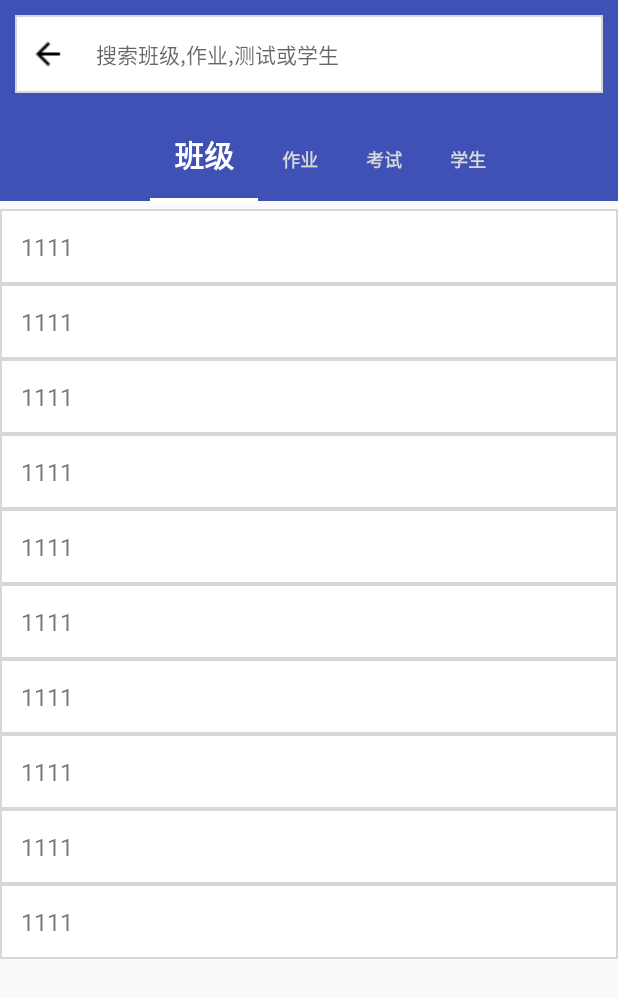
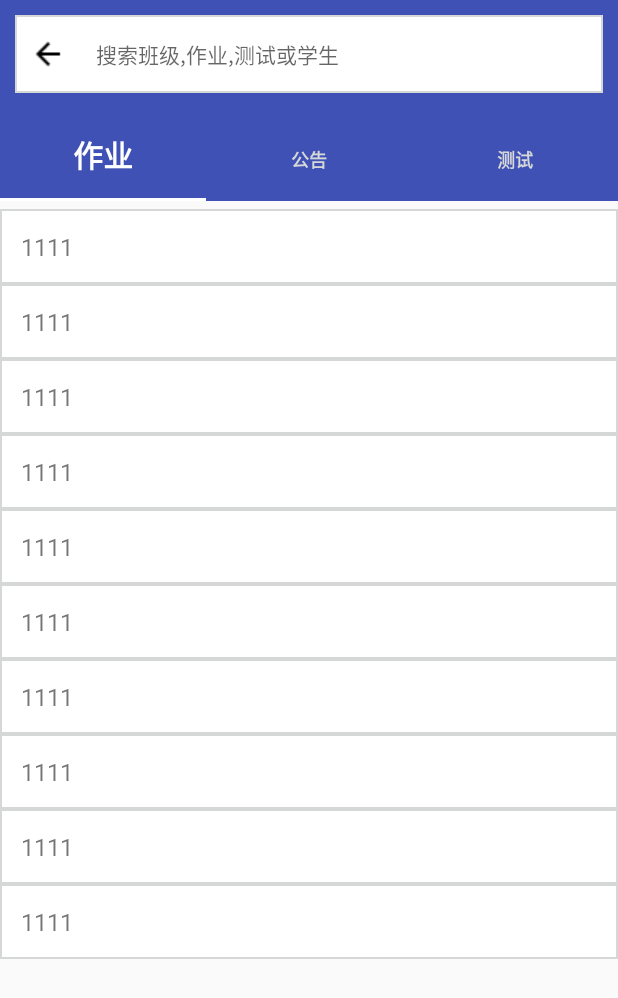
Before and after one commit to ghit700/kechengpai, an Android app: the MainActivity screen opened directly, with no data from a screen before it, after a tap on an icon or button, on a phone screen of 412 x 824 dp. Shown: the top 998 px of the screen. Run offline under Robolectric (Android 15) with nearby library versions, the phone set to English and light mode, and no system bars; our stand-ins replace CircleImageView; libraries missing offline, so code that uses them is left out: com.shamanland.fab; 5 statements that could not run were skipped.

```diff
--- a/Ketangpai/app/build.gradle
+++ b/Ketangpai/app/build.gradle
@@ -22,7 +22,6 @@ android {
 }
 
 dependencies {
-    compile fileTree(include: ['*.jar'], dir: 'libs')
     testCompile 'junit:junit:4.12'
     compile 'com.android.support:appcompat-v7:23.1.1'
     compile 'com.shamanland:fab:0.0.8'
@@ -30,5 +29,5 @@ dependencies {
     compile 'com.android.support:recyclerview-v7:23.1.1'
     compile 'de.hdodenhof:circleimageview:2.0.0'
     compile 'com.android.support:design:23.1.1'
-    compile 'com.jakewharton:butterknife:5.1.1'
+    compile 'com.android.support:support-v4:23.1.1'
 }
--- a/Ketangpai/app/src/main/AndroidManifest.xml
+++ b/Ketangpai/app/src/main/AndroidManifest.xml
@@ -1,6 +1,7 @@
 <?xml version="1.0" encoding="utf-8"?>
-<manifest package="com.ketangpai.nan.ketangpai"
-          xmlns:android="http://schemas.android.com/apk/res/android">
+<manifest
+    package="com.ketangpai.nan.ketangpai"
+    xmlns:android="http://schemas.android.com/apk/res/android">
 
     <uses-permission android:name="android.permission.INTERNET"></uses-permission>
     <uses-permission android:name="android.permission.ACCESS_NETWORK_STATE"></uses-permission>
--- a/Ketangpai/app/src/main/java/com/ketangpai/activity/MainActivity.java
+++ b/Ketangpai/app/src/main/java/com/ketangpai/activity/MainActivity.java
@@ -55,6 +55,8 @@ public class MainActivity extends DrawerBaseActivity implements View.OnClickList
     private MainFragment mMainFragment;
     //actionbar开关对象
     private ActionBarDrawerToggle mDrawerToggle;
+    //当前的fragment
+    private Fragment mCurrentFragment;
 
     @Override
     public void onCreate(Bundle savedInstanceState, PersistableBundle persistentState) {
@@ -83,6 +85,7 @@ public class MainActivity extends DrawerBaseActivity implements View.OnClickList
     protected void initVariables() {
         super.initVariables();
         mMainFragment = new MainFragment();
+        mCurrentFragment=new MainCourseFragment();
 
     }
 
@@ -120,13 +123,13 @@ public class MainActivity extends DrawerBaseActivity implements View.OnClickList
                 mDrawerContainer.closeDrawer(Gravity.LEFT);
                 mMainFragment.changeText(DrawerBaseActivity.COURSE);
                 selectNevigationText(DrawerBaseActivity.COURSE);
-                break;
+                return;
+
             case R.id.tv_main_drawerMessage:
                 mDrawerContainer.closeDrawer(Gravity.LEFT);
                 mMainFragment.changeText(DrawerBaseActivity.MESSAGE);
                 selectNevigationText(DrawerBaseActivity.MESSAGE);
-                break;
-
+                return;
             default:
                 break;
         }
@@ -136,9 +139,7 @@ public class MainActivity extends DrawerBaseActivity implements View.OnClickList
 
     @Override
     public void onItemClick(View view, int position) {
-
         super.onItemClick(view, position);
-        finish();
     }
 
     @Override
@@ -155,7 +156,9 @@ public class MainActivity extends DrawerBaseActivity implements View.OnClickList
 
         switch (item.getItemId()) {
             case R.id.search:
-                startActivity(new Intent(mContext, SearchActivity.class));
+                if(mCurrentFragment instanceof MainCourseFragment){
+                    startActivity(new Intent(mContext, SearchActivity.class));
+                }
                 break;
 
             case R.id.notify:
@@ -298,5 +301,7 @@ public class MainActivity extends DrawerBaseActivity implements View.OnClickList
     }
 
 
-
+    public void setmCurrentFragment(Fragment mCurrentFragment) {
+        this.mCurrentFragment = mCurrentFragment;
+    }
 }
--- a/Ketangpai/app/src/main/java/com/ketangpai/activity/SearchActivity.java
+++ b/Ketangpai/app/src/main/java/com/ketangpai/activity/SearchActivity.java
@@ -87,6 +87,5 @@ public class SearchActivity extends BaseActivity implements View.OnClickListener
                 return 0;
             }
         });
-        mTabs.setPadding(150, 0, 0, 0);
     }
 }
--- a/Ketangpai/app/src/main/java/com/ketangpai/fragment/AddHomeWorkFragment.java
+++ b/Ketangpai/app/src/main/java/com/ketangpai/fragment/AddHomeWorkFragment.java
@@ -4,6 +4,7 @@ import android.os.Bundle;
 import android.support.annotation.Nullable;
 import android.support.v7.widget.LinearLayoutManager;
 import android.support.v7.widget.RecyclerView;
+import android.util.Log;
 import android.view.LayoutInflater;
 import android.view.View;
 import android.view.ViewGroup;
@@ -18,8 +19,7 @@ import com.ketangpai.nan.ketangpai.R;
 import java.util.ArrayList;
 import java.util.List;
 
-import butterknife.ButterKnife;
-import butterknife.InjectView;
+
 
 /**
  * Created by nan on 2016/3/27.
@@ -72,7 +72,6 @@ public class AddHomeWorkFragment extends BaseFragment {
 
     private void initDataList() {
         listAddHomeworkData= (RecyclerView) view.findViewById(R.id.list_add_homework_data);
-
         LinearLayoutManager linearLayoutManager=new LinearLayoutManager(mContext,LinearLayoutManager.VERTICAL,false);
         listAddHomeworkData.setLayoutManager(linearLayoutManager);
         mDataList=new ArrayList();
--- a/Ketangpai/app/src/main/java/com/ketangpai/fragment/CourseFragment.java
+++ b/Ketangpai/app/src/main/java/com/ketangpai/fragment/CourseFragment.java
@@ -65,7 +65,6 @@ public class CourseFragment extends BaseFragment {
             }
         });
 
-        mTabs.setPadding(110, 0, 0, 0);
 
 
     }
--- a/Ketangpai/app/src/main/java/com/ketangpai/fragment/MainFragment.java
+++ b/Ketangpai/app/src/main/java/com/ketangpai/fragment/MainFragment.java
@@ -27,6 +27,7 @@ public class MainFragment extends BaseFragment implements View.OnClickListener {
     private MessageFragment mMessageFragment;
     //当前页面显示的fragment
     private Fragment mCurrentFragment;
+
 
     @Override
     protected int getLayoutId() {
@@ -107,6 +108,7 @@ public class MainFragment extends BaseFragment implements View.OnClickListener {
             mCourseText.setTextColor(getResources().getColor(R.color.colorBottomTextNoSelected));
         }
 
+        ((MainActivity) mContext).setmCurrentFragment(mCouresFragment);
 
     }
 }
--- a/Ketangpai/app/src/main/java/com/ketangpai/view/SlidingTabLayout.java
+++ b/Ketangpai/app/src/main/java/com/ketangpai/view/SlidingTabLayout.java
@@ -36,16 +36,16 @@ import com.ketangpai.nan.ketangpai.R;
 /**
  * To be used with ViewPager to provide a tab indicator component which give constant feedback as to
  * the user's scroll progress.
- * <p>
+ * <p/>
  * To use the component, simply add it to your view hierarchy. Then in your
  * {@link android.app.Activity} or {@link android.support.v4.app.Fragment} call
  * {@link #setViewPager(ViewPager)} providing it the ViewPager this layout is being used for.
- * <p>
+ * <p/>
  * The colors can be customized in two ways. The first and simplest is to provide an array of colors
  * via {@link #setSelectedIndicatorColors(int...)} and {@link #setDividerColors(int...)}. The
  * alternative is via the {@link TabColorizer} interface which provides you complete control over
  * which color is used for any individual position.
- * <p>
+ * <p/>
  * The views used as tabs can be customized by calling {@link #setCustomTabView(int, int)},
  * providing the layout ID of your custom layout.
  */
@@ -108,7 +108,7 @@ public class SlidingTabLayout extends HorizontalScrollView {
 
     /**
      * Set the custom {@link TabColorizer} to be used.
-     *
+     * <p/>
      * If you only require simple custmisation then you can use
      * {@link #setSelectedIndicatorColors(int...)} and {@link #setDividerColors(int...)} to achieve
      * similar effects.
@@ -148,7 +148,7 @@ public class SlidingTabLayout extends HorizontalScrollView {
      * Set the custom layout to be inflated for the tab views.
      *
      * @param layoutResId Layout id to be inflated
-     * @param textViewId id of the {@link TextView} in the inflated view
+     * @param textViewId  id of the {@link TextView} in the inflated view
      */
     public void setCustomTabView(int layoutResId, int textViewId) {
         mTabViewLayoutId = layoutResId;
@@ -226,6 +226,9 @@ public class SlidingTabLayout extends HorizontalScrollView {
             tabTitleView.setText(adapter.getPageTitle(i));
             tabView.setOnClickListener(tabClickListener);
 
+            LinearLayout.LayoutParams layoutParams = new LinearLayout.LayoutParams(0, LayoutParams.WRAP_CONTENT, 1.0f);
+            tabView.setLayoutParams(layoutParams);
+
 
             mTabStrip.addView(tabView);
         }
@@ -249,13 +252,11 @@ public class SlidingTabLayout extends HorizontalScrollView {
                 titleView.getPaint().setFakeBoldText(true);
                 boolean isSelected = i == positon;
                 titleView.setTextColor(isSelected ? getResources().getColor(android.R.color.white) : getResources().getColor(R.color.colorNormalText));
-                titleView.setTextSize(isSelected?20:TAB_VIEW_TEXT_SIZE_SP);
+                titleView.setTextSize(isSelected ? 20 : TAB_VIEW_TEXT_SIZE_SP);
             }
 
         }
     }
-
-
 
 
     private void scrollToTab(int tabIndex, int positionOffset) {
--- a/Ketangpai/app/src/main/res/menu/student_courese_edit_menu.xml
+++ b/Ketangpai/app/src/main/res/menu/blank_menu.xml
@@ -1,8 +1,4 @@
 <?xml version="1.0" encoding="utf-8"?>
 <menu xmlns:android="http://schemas.android.com/apk/res/android">
 
-    <item
-        android:id="@+id/item_menu_delete"
-        android:title="删除班级"
-        ></item>
 </menu>
--- a/Ketangpai/app/src/main/res/values/arrays.xml
+++ b/Ketangpai/app/src/main/res/values/arrays.xml
@@ -6,13 +6,11 @@
         <item>资料</item>
         <item>公告</item>
         <item>测试</item>
-        <item>考勤</item>
     </array>
 
     <array name="search_tabs">
-        <item>班级</item>
         <item>作业</item>
-        <item>考试</item>
-        <item>学生</item>
+        <item>公告</item>
+        <item>测试</item>
     </array>
 </resources>
--- /dev/null
+++ b/Ketangpai/app/src/main/res/values/course.xml
@@ -0,0 +1,3 @@
+<?xml version="1.0" encoding="utf-8"?>
+<resources>
+</resources>
--- a/Ketangpai/build.gradle
+++ b/Ketangpai/build.gradle
@@ -5,7 +5,8 @@ buildscript {
         jcenter()
     }
     dependencies {
-        classpath 'com.android.tools.build:gradle:2.0.0-beta5'
+        classpath 'com.android.tools.build:gradle:2.1.0-alpha5'
+
 
         // NOTE: Do not place your application dependencies here; they belong
         // in the individual module build.gradle files
```
Also changed, not shown: Ketangpai/app/src/main/java/com/ketangpai/fragment/CourseTabFragment.java (+19 -15 lines), Ketangpai/app/src/main/res/layout/activity_register.xml (added, +7 -0 lines), Ketangpai/app/src/main/res/layout/fragment_homework.xml (+23 -26 lines).
